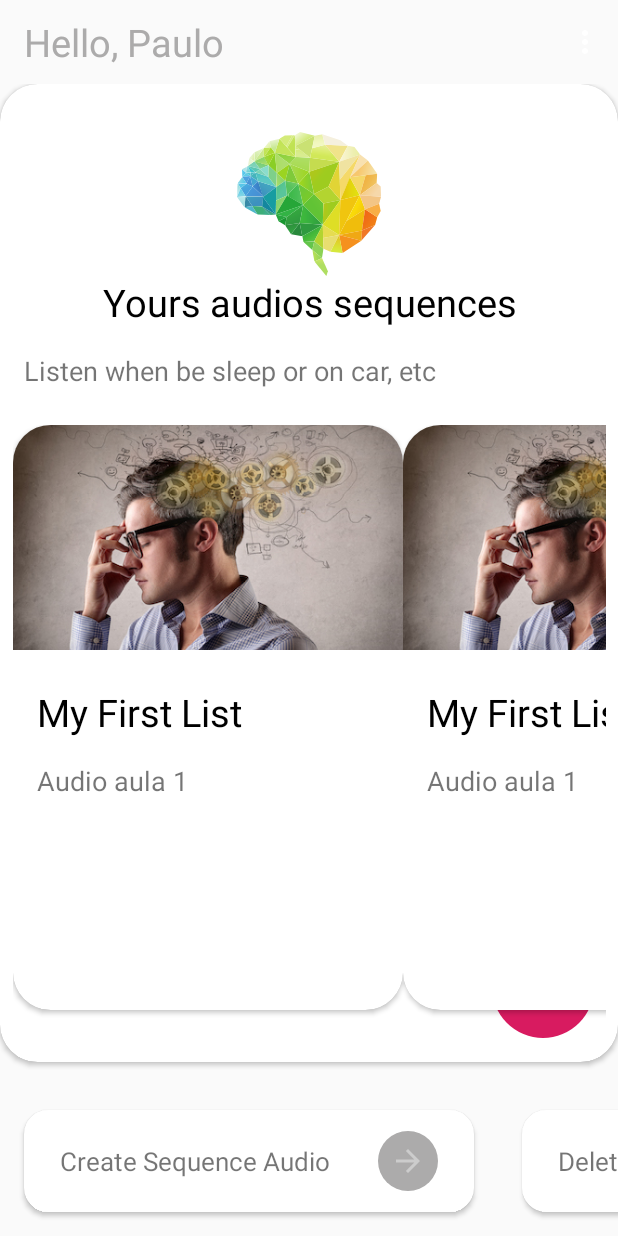
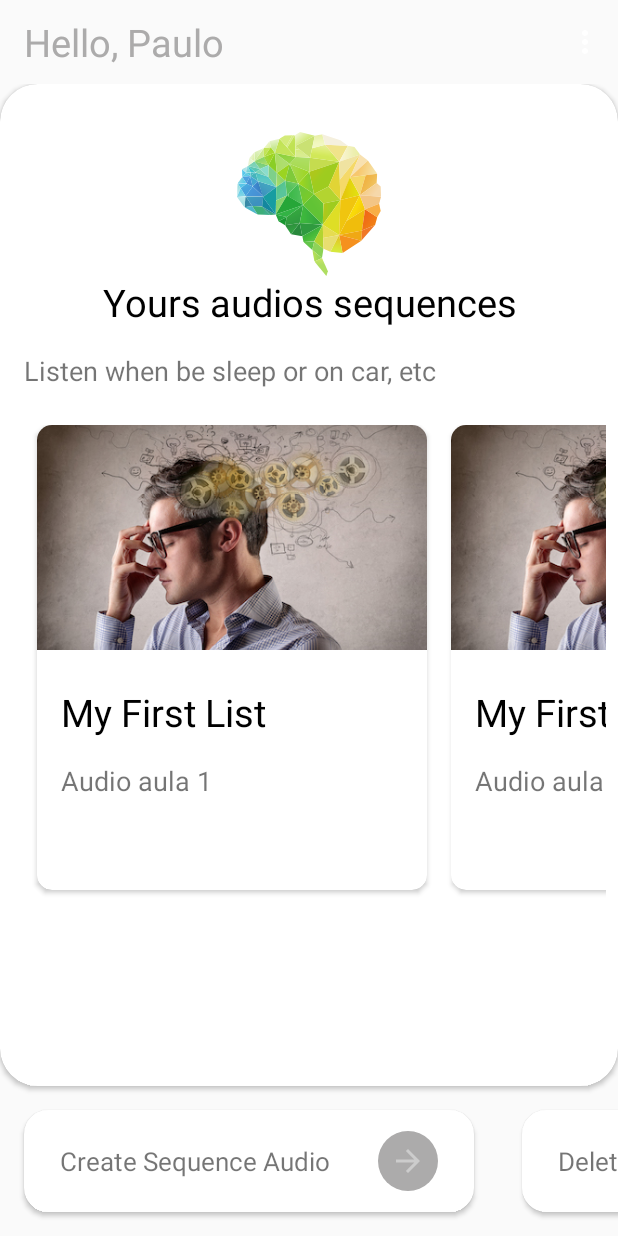
Before and after one commit to PauloLinhares09/MindAudio, an Android app: the screen it shows after launch (MainActivity), on a phone screen of 412 x 824 dp. Run offline under Robolectric (Android 15) with nearby library versions, the light colour scheme and no system bars.

Commit message:
fragment changed from adpter on main

```diff
--- a/app/src/main/java/com/ui/MainActivity.kt
+++ b/app/src/main/java/com/ui/MainActivity.kt
@@ -26,7 +26,7 @@
 
         presenter.setActivityContex(this)
 
-        bindAdapterMain()
+//        bindAdapterMain()
         bindAdapterMainOptions()
 
 
@@ -34,25 +34,25 @@
 
 
 
-    private fun bindAdapterMain() {
-        //create item empty
-        val itemCardEmpty = ItemCardEmpty(
-            R.drawable.image_card_empty,
-            R.drawable.ic_brain_poligon_main, getString(R.string.no_sequence_audio),
-            getString(R.string.you_do_not_have_any_audio_),
-            R.drawable.ic_arrow_next
-        )
-//        val cardTab = CardTab("CardEmpty", itemCardEmpty, TypeCardTab.MAIN_LIST_EMPTY.code)
-        val cardTab = CardTab("LIST", itemCardEmpty, TypeCardTab.MAIN_LIST.code)
-
-        val list = mutableListOf<CardTab>()
-        list.add(cardTab)
-
-        rvTabMain.layoutManager = presenter.layoutManager()
-        rvTabMain.adapter = presenter.adapterMain()
-        presenter.adapterMain().updateList(list)
-
-    }
+//    private fun bindAdapterMain() {
+//        //create item empty
+//        val itemCardEmpty = ItemCardEmpty(
+//            R.drawable.image_card_empty,
+//            R.drawable.ic_brain_poligon_main, getString(R.string.no_sequence_audio),
+//            getString(R.string.you_do_not_have_any_audio_),
+//            R.drawable.ic_arrow_next
+//        )
+////        val cardTab = CardTab("CardEmpty", itemCardEmpty, TypeCardTab.MAIN_LIST_EMPTY.code)
+//        val cardTab = CardTab("LIST", itemCardEmpty, TypeCardTab.MAIN_LIST.code)
+//
+//        val list = mutableListOf<CardTab>()
+//        list.add(cardTab)
+//
+//        rvTabMain.layoutManager = presenter.layoutManager()
+//        rvTabMain.adapter = presenter.adapterMain()
+//        presenter.adapterMain().updateList(list)
+//
+//    }
 
 
     private fun bindAdapterMainOptions() {
--- a/app/src/main/res/layout/card_item_from_list.xml
+++ b/app/src/main/res/layout/card_item_from_list.xml
@@ -4,8 +4,10 @@
                                    android:layout_width="@dimen/card_from_list_width"
                                    android:layout_height="@dimen/card_from_list_height"
                                    xmlns:app="http://schemas.android.com/apk/res-auto"
-                                   app:cardCornerRadius="@dimen/card_radius"
+                                   app:cardCornerRadius="@dimen/card_list_radius"
                                    app:cardElevation="@dimen/card_elevation"
+                                   android:layout_marginLeft="@dimen/fab_margin"
+                                   app:layout_goneMarginBottom="@dimen/fab_margin"
                                    app:cardBackgroundColor="@android:color/white"
                                    android:layout_marginBottom="@dimen/fab_margin"
 >
--- a/app/src/main/res/layout/content_main.xml
+++ b/app/src/main/res/layout/content_main.xml
@@ -9,15 +9,33 @@
         tools:showIn="@layout/activity_main"
         tools:context="com.ui.MainActivity">
 
-    <androidx.recyclerview.widget.RecyclerView
+
+    <androidx.cardview.widget.CardView
             android:layout_width="match_parent"
             android:layout_height="0dp"
-            android:text="Hello World!"
+            app:cardCornerRadius="@dimen/card_radius"
+            app:cardElevation="@dimen/card_elevation"
+            app:cardBackgroundColor="@android:color/white"
             app:layout_constraintLeft_toLeftOf="parent"
             app:layout_constraintRight_toRightOf="parent"
             tools:listitem="@layout/card_item_main"
-            app:layout_constraintTop_toTopOf="parent" android:id="@+id/rvTabMain"
-            app:layout_constraintBottom_toTopOf="@+id/rvCardOptions"/>
+            app:layout_constraintTop_toTopOf="parent"
+            app:layout_constraintBottom_toTopOf="@+id/rvCardOptions"
+                                       >
+        <fragment
+                android:id="@+id/nav_host_fragment"
+                android:name="androidx.navigation.fragment.NavHostFragment"
+                android:layout_width="match_parent"
+                android:layout_height="match_parent"
+                app:layout_constraintLeft_toLeftOf="parent"
+                app:layout_constraintRight_toRightOf="parent"
+                app:layout_constraintTop_toTopOf="parent"
+                app:layout_constraintBottom_toBottomOf="parent"
+
+                app:defaultNavHost="true"
+                app:navGraph="@navigation/nav_graph" />
+
+    </androidx.cardview.widget.CardView>
 
     <androidx.recyclerview.widget.RecyclerView
             android:layout_width="match_parent"
--- a/app/src/main/res/layout/fragment_list_audio_seq.xml
+++ b/app/src/main/res/layout/fragment_list_audio_seq.xml
@@ -34,16 +34,6 @@
                 app:layout_constraintTop_toBottomOf="@+id/tvTitle" app:layout_constraintEnd_toEndOf="parent"
                 android:layout_marginEnd="16dp"
         />
-        <ImageButton
-                android:layout_width="wrap_content"
-                android:layout_height="wrap_content"
-                android:background="@drawable/button_rounded"
-                android:padding="@dimen/fab_margin"
-                android:tint="@color/buttonsColorAccent"
-                app:srcCompat="@drawable/ic_create_new_folder"
-                android:id="@+id/ibMainAction" android:layout_marginEnd="16dp"
-                app:layout_constraintEnd_toEndOf="parent" app:layout_constraintBottom_toBottomOf="parent"
-                android:layout_marginBottom="16dp"/>
         <androidx.recyclerview.widget.RecyclerView
                 android:id="@+id/rvItemsAudioSeq"
                 android:layout_width="395dp"
--- a/app/src/main/res/values/dimens.xml
+++ b/app/src/main/res/values/dimens.xml
@@ -8,6 +8,7 @@
     <dimen name="text_button_options">17sp</dimen>
     <dimen name="eight">8dp</dimen>
     <dimen name="margin_bottom_card">25dp</dimen>
-    <dimen name="card_from_list_height">390dp</dimen>
+    <dimen name="card_from_list_height">310dp</dimen>
     <dimen name="card_from_list_width">260dp</dimen>
+    <dimen name="card_list_radius">10dp</dimen>
 </resources>
```
